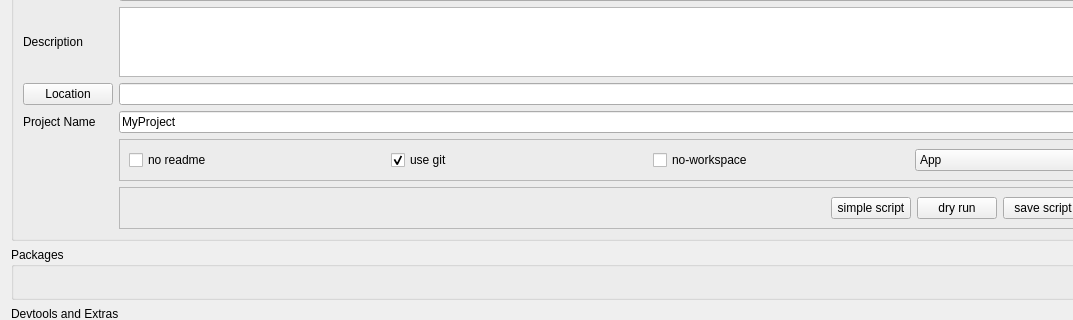
Before: the Qt Designer form MainDialog.ui in NCCA/PyProject, drawn with Qt 5; both pictures show x 0 to 1073 and y 89 to 409 of the 1204 by 782 pixel window.
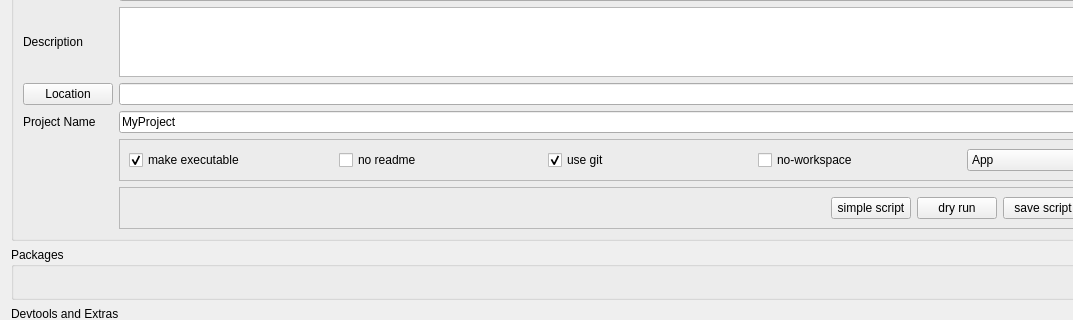
After: the same form once the commit is applied.

```diff
--- a/MainDialog.ui
+++ b/MainDialog.ui
@@ -160,6 +160,19 @@
          <enum>QFrame::Shadow::Raised</enum>
         </property>
         <layout class="QHBoxLayout" name="horizontalLayout_2">
+         <item>
+          <widget class="QCheckBox" name="make_runnable">
+           <property name="toolTip">
+            <string>&lt;html&gt;&lt;head/&gt;&lt;body&gt;&lt;p&gt;if a main.py is generated for the project this will add the following shebang&lt;/p&gt;&lt;p&gt;#!/usr/bin/env -S uv run --script &lt;/p&gt;&lt;p&gt;and also chmod +x the file.  This only works for the App or Script modes.&lt;/p&gt;&lt;/body&gt;&lt;/html&gt;</string>
+           </property>
+           <property name="text">
+            <string>make executable</string>
+           </property>
+           <property name="checked">
+            <bool>true</bool>
+           </property>
+          </widget>
+         </item>
          <item>
           <widget class="QCheckBox" name="no_readme">
            <property name="text">
```
Left out of the diff: 27 changed lines with no effect on the pictures.
